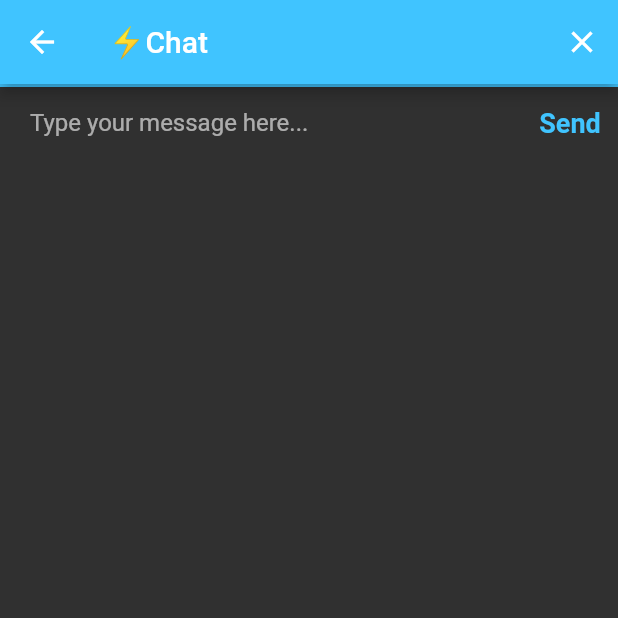
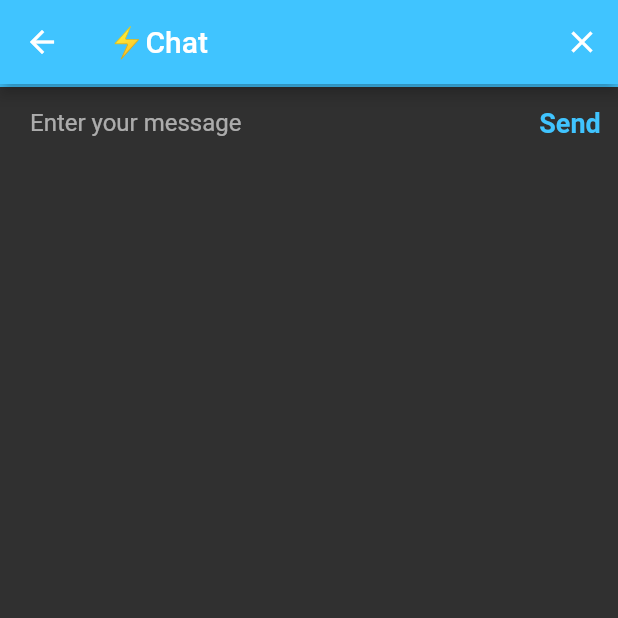
Before and after one commit to RedeemerNtumy/Chutter, a Flutter app: the ChatScreen screen opened directly, on a phone screen of 412 x 824 dp, the top half of it. Run offline on Flutter 3.47's test engine with Material 2 defaults, Android fonts, the phone set to English and light mode, and no system bars.

Commit message:
Cleaning code

```diff
--- a/lib/constants.dart
+++ b/lib/constants.dart
@@ -8,7 +8,7 @@ const kSendButtonTextStyle = TextStyle(
 
 const kMessageTextFieldDecoration = InputDecoration(
   contentPadding: EdgeInsets.symmetric(vertical: 10.0, horizontal: 20.0),
-  hintText: 'Type your message here...',
+  hintText: 'Enter your message',
   border: InputBorder.none,
 );
 
--- a/lib/screens/welcome_screen.dart
+++ b/lib/screens/welcome_screen.dart
@@ -21,6 +21,9 @@ class _WelcomeScreenState extends State<WelcomeScreen> {
                 Container(
                   child: Image.asset('images/chutter.png'),
                   height: 60.0,
+                ),
+                SizedBox(
+                  width: 10,
                 ),
                 Text(
                   'Chutter',
--- a/pubspec.yaml
+++ b/pubspec.yaml
@@ -45,9 +45,9 @@ flutter:
   uses-material-design: true
 
   # To add assets to your application, add an assets section, like this:
-  # assets:
-  #   - images/a_dot_burr.jpeg
-  #   - images/a_dot_ham.jpeg
+  assets:
+    - images/
+
 
   # An image asset can refer to one or more resolution-specific "variants", see
   # https://flutter.dev/assets-and-images/#resolution-aware.
```
Also changed, not shown: images/chutter.png.
